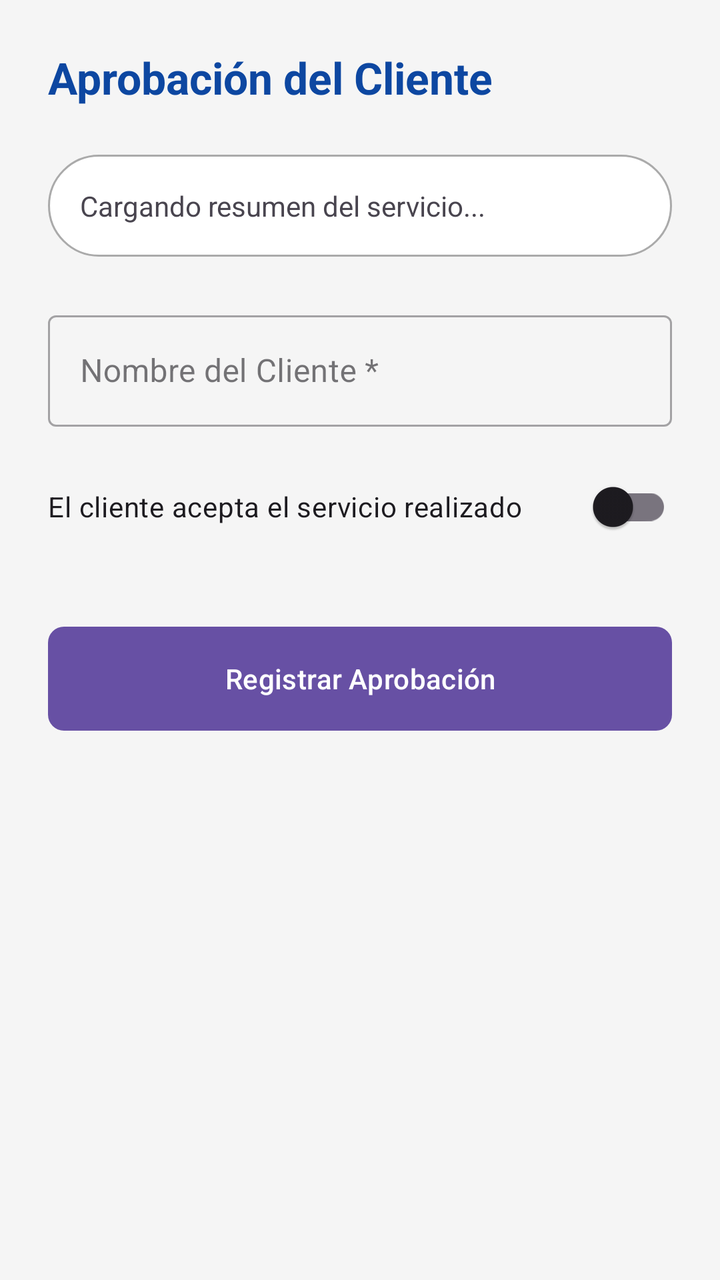
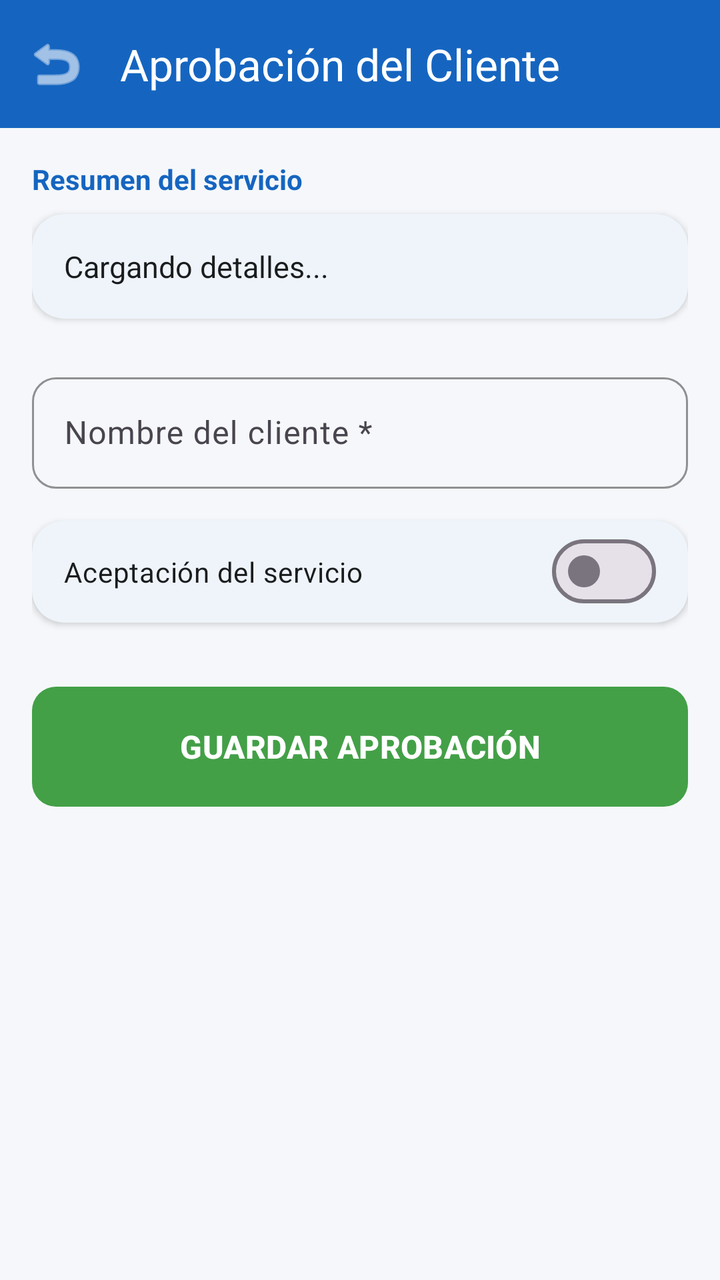

Two renders of the same Android screen: before a commit and after it. Below are the layout's source before the change and the commit's diff.
<!-- AndroidManifest.xml: application theme Theme.ClimaTrack -->
<!-- res/layout/activity_approval.xml -->
<?xml version="1.0" encoding="utf-8"?>
<androidx.core.widget.NestedScrollView xmlns:android="http://schemas.android.com/apk/res/android"
    xmlns:app="http://schemas.android.com/apk/res-auto"
    android:layout_width="match_parent"
    android:layout_height="match_parent"
    android:background="@color/background">

    <LinearLayout
        android:layout_width="match_parent"
        android:layout_height="wrap_content"
        android:orientation="vertical"
        android:padding="24dp">

        <TextView
            android:layout_width="wrap_content"
            android:layout_height="wrap_content"
            android:text="Aprobación del Cliente"
            android:textColor="@color/primary"
            android:textSize="22sp"
            android:textStyle="bold" />

        <TextView
            android:id="@+id/tvSummary"
            android:layout_width="match_parent"
            android:layout_height="wrap_content"
            android:layout_marginTop="24dp"
            android:background="@drawable/bg_search"
            android:padding="16dp"
            android:text="Cargando resumen del servicio..." />

        <com.google.android.material.textfield.TextInputLayout
            style="@style/Widget.MaterialComponents.TextInputLayout.OutlinedBox"
            android:layout_width="match_parent"
            android:layout_height="wrap_content"
            android:layout_marginTop="24dp"
            android:hint="Nombre del Cliente *">
            <com.google.android.material.textfield.TextInputEditText
                android:id="@+id/etClientName"
                android:layout_width="match_parent"
                android:layout_height="wrap_content" />
        </com.google.android.material.textfield.TextInputLayout>

        <com.google.android.material.switchmaterial.SwitchMaterial
            android:id="@+id/swAccept"
            android:layout_width="match_parent"
            android:layout_height="wrap_content"
            android:layout_marginTop="16dp"
            android:text="El cliente acepta el servicio realizado" />

        <com.google.android.material.button.MaterialButton
            android:id="@+id/btnSaveApproval"
            android:layout_width="match_parent"
            android:layout_height="60dp"
            android:layout_marginTop="32dp"
            android:text="Registrar Aprobación"
            app:cornerRadius="8dp" />

    </LinearLayout>
</androidx.core.widget.NestedScrollView>
<!-- resources referenced by this layout -->
<resources>
  <color name="background">#F5F5F5</color>
  <color name="primary">#0D47A1</color>
  <!-- drawable bg_search (drawable) -->
  <?xml version="1.0" encoding="utf-8"?>
  <shape xmlns:android="http://schemas.android.com/apk/res/android">
      <solid android:color="@color/white" />
      <corners android:radius="25dp" />
      <stroke android:width="1dp" android:color="@android:color/darker_gray" />
  </shape>
  <style name="Theme.ClimaTrack" parent="Base.Theme.ClimaTrack" />
  <color name="white">#FFFFFFFF</color>
  <style name="Base.Theme.ClimaTrack" parent="Theme.Material3.DayNight.NoActionBar">
          
          
      </style>
</resources>

<!-- the commit's change to res/layout/activity_approval.xml (unified diff, before → after) -->
@@ -1,59 +1,98 @@
 <?xml version="1.0" encoding="utf-8"?>
-<androidx.core.widget.NestedScrollView xmlns:android="http://schemas.android.com/apk/res/android"
+<androidx.coordinatorlayout.widget.CoordinatorLayout xmlns:android="http://schemas.android.com/apk/res/android"
     xmlns:app="http://schemas.android.com/apk/res-auto"
     android:layout_width="match_parent"
     android:layout_height="match_parent"
-    android:background="@color/background">
+    android:background="@color/md_theme_light_background">
 
-    <LinearLayout
+    <com.google.android.material.appbar.AppBarLayout
         android:layout_width="match_parent"
         android:layout_height="wrap_content"
-        android:orientation="vertical"
-        android:padding="24dp">
+        android:background="@color/md_theme_light_primary">
 
-        <TextView
-            android:layout_width="wrap_content"
-            android:layout_height="wrap_content"
-            android:text="Aprobación del Cliente"
-            android:textColor="@color/primary"
-            android:textSize="22sp"
-            android:textStyle="bold" />
+        <com.google.android.material.appbar.MaterialToolbar
+            android:id="@+id/toolbar"
+            android:layout_width="match_parent"
+            android:layout_height="?attr/actionBarSize"
+            app:title="Aprobación del Cliente"
+            app:titleTextColor="@color/white"
+            app:navigationIcon="@android:drawable/ic_menu_revert"
+            app:navigationIconTint="@color/white" />
 
-        <TextView
-            android:id="@+id/tvSummary"
+    </com.google.android.material.appbar.AppBarLayout>
+
+    <androidx.core.widget.NestedScrollView
+        android:layout_width="match_parent"
+        android:layout_height="match_parent"
+        app:layout_behavior="@string/appbar_scrolling_view_behavior">
+
+        <LinearLayout
             android:layout_width="match_parent"
             android:layout_height="wrap_content"
-            android:layout_marginTop="24dp"
-            android:background="@drawable/bg_search"
-            android:padding="16dp"
-            android:text="Cargando resumen del servicio..." />
+            android:orientation="vertical"
+            android:padding="16dp">
 
-        <com.google.android.material.textfield.TextInputLayout
-            style="@style/Widget.MaterialComponents.TextInputLayout.OutlinedBox"
-            android:layout_width="match_parent"
-            android:layout_height="wrap_content"
-            android:layout_marginTop="24dp"
-            android:hint="Nombre del Cliente *">
-            <com.google.android.material.textfield.TextInputEditText
-                android:id="@+id/etClientName"
+            <TextView
+                android:layout_width="wrap_content"
+                android:layout_height="wrap_content"
+                android:text="@string/service_summary"
+                android:textColor="@color/md_theme_light_primary"
+                android:textStyle="bold" />
+
+            <com.google.android.material.card.MaterialCardView
                 android:layout_width="match_parent"
-                android:layout_height="wrap_content" />
-        </com.google.android.material.textfield.TextInputLayout>
+                android:layout_height="wrap_content"
+                android:layout_marginTop="8dp"
+                app:cardBackgroundColor="@color/white">
 
-        <com.google.android.material.switchmaterial.SwitchMaterial
-            android:id="@+id/swAccept"
-            android:layout_width="match_parent"
-            android:layout_height="wrap_content"
-            android:layout_marginTop="16dp"
-            android:text="El cliente acepta el servicio realizado" />
+                <TextView
+                    android:id="@+id/tvSummary"
+                    android:layout_width="match_parent"
+                    android:layout_height="wrap_content"
+                    android:padding="16dp"
+                    android:text="Cargando detalles..."
+                    android:textColor="@color/md_theme_light_onBackground"
+                    android:textSize="15sp" />
+            </com.google.android.material.card.MaterialCardView>
 
-        <com.google.android.material.button.MaterialButton
-            android:id="@+id/btnSaveApproval"
-            android:layout_width="match_parent"
-            android:layout_height="60dp"
-            android:layout_marginTop="32dp"
-            android:text="Registrar Aprobación"
-            app:cornerRadius="8dp" />
+            <com.google.android.material.textfield.TextInputLayout
+                android:layout_width="match_parent"
+                android:layout_height="wrap_content"
+                android:layout_marginTop="24dp"
+                android:hint="@string/client_name_label">
+                <com.google.android.material.textfield.TextInputEditText
+                    android:id="@+id/etClientName"
+                    android:layout_width="match_parent"
+                    android:layout_height="wrap_content" />
+            </com.google.android.material.textfield.TextInputLayout>
 
-    </LinearLayout>
-</androidx.core.widget.NestedScrollView>
+            <com.google.android.material.card.MaterialCardView
+                android:layout_width="match_parent"
+                android:layout_height="wrap_content"
+                android:layout_marginTop="16dp"
+                app:cardBackgroundColor="@color/white">
+
+                <com.google.android.material.materialswitch.MaterialSwitch
+                    android:id="@+id/swAccept"
+                    android:layout_width="match_parent"
+                    android:layout_height="wrap_content"
+                    android:padding="16dp"
+                    android:text="@string/client_accept_label"
+                    android:textColor="@color/md_theme_light_onBackground" />
+            </com.google.android.material.card.MaterialCardView>
+
+            <com.google.android.material.button.MaterialButton
+                android:id="@+id/btnSaveApproval"
+                android:layout_width="match_parent"
+                android:layout_height="60dp"
+                android:layout_marginTop="32dp"
+                android:layout_marginBottom="32dp"
+                android:text="GUARDAR APROBACIÓN"
+                android:textSize="16sp"
+                android:textStyle="bold"
+                app:backgroundTint="@color/status_finished" />
+
+        </LinearLayout>
+    </androidx.core.widget.NestedScrollView>
+
+</androidx.coordinatorlayout.widget.CoordinatorLayout>
<!-- resource entries referenced after the edit -->
@@ -1,19 +1,56 @@
 <!-- resources referenced by this layout -->
 <resources>
-  <color name="background">#F5F5F5</color>
-  <color name="primary">#0D47A1</color>
-  <!-- drawable bg_search (drawable) -->
-  <?xml version="1.0" encoding="utf-8"?>
-  <shape xmlns:android="http://schemas.android.com/apk/res/android">
-      <solid android:color="@color/white" />
-      <corners android:radius="25dp" />
-      <stroke android:width="1dp" android:color="@android:color/darker_gray" />
-  </shape>
+  <color name="md_theme_light_background">#F5F7FA</color>
+  <color name="md_theme_light_onBackground">#1A1C1E</color>
+  <color name="md_theme_light_primary">#1565C0</color>
+  <color name="status_finished">#43A047</color>
   <style name="Theme.ClimaTrack" parent="Base.Theme.ClimaTrack" />
   <color name="white">#FFFFFFFF</color>
+  <string name="client_accept_label">Aceptación del servicio</string>
+  <string name="client_name_label">Nombre del cliente *</string>
+  <string name="service_summary">Resumen del servicio</string>
   <style name="Base.Theme.ClimaTrack" parent="Theme.Material3.DayNight.NoActionBar">
           
+          <item name="colorPrimary">@color/md_theme_light_primary</item>
+          <item name="colorOnPrimary">@color/md_theme_light_onPrimary</item>
+          <item name="colorPrimaryContainer">@color/md_theme_light_primaryContainer</item>
+          <item name="colorOnPrimaryContainer">@color/md_theme_light_onPrimaryContainer</item>
+  
+          <item name="colorSecondary">@color/md_theme_light_secondary</item>
+          <item name="colorOnSecondary">@color/md_theme_light_onSecondary</item>
+  
+          <item name="android:windowBackground">@color/md_theme_light_background</item>
+          <item name="colorSurface">@color/md_theme_light_surface</item>
+          <item name="colorOnSurface">@color/md_theme_light_onSurface</item>
+  
           
+          <item name="materialCardViewStyle">@style/Widget.ClimaTrack.CardView</item>
+          <item name="materialButtonStyle">@style/Widget.ClimaTrack.Button</item>
+          <item name="textInputStyle">@style/Widget.ClimaTrack.TextInputLayout</item>
+      </style>
+  <color name="md_theme_light_onPrimary">#FFFFFF</color>
+  <color name="md_theme_light_primaryContainer">#E3F2FD</color>
+  <color name="md_theme_light_onPrimaryContainer">#001B3D</color>
+  <color name="md_theme_light_secondary">#455A64</color>
+  <color name="md_theme_light_onSecondary">#FFFFFF</color>
+  <color name="md_theme_light_surface">#FFFFFF</color>
+  <color name="md_theme_light_onSurface">#1A1C1E</color>
+  <style name="Widget.ClimaTrack.CardView" parent="Widget.Material3.CardView.Elevated">
+          <item name="cardCornerRadius">16dp</item>
+          <item name="cardElevation">2dp</item>
+          <item name="android:layout_margin">8dp</item>
+      </style>
+  <style name="Widget.ClimaTrack.Button" parent="Widget.Material3.Button">
+          <item name="cornerRadius">12dp</item>
+          <item name="android:insetTop">0dp</item>
+          <item name="android:insetBottom">0dp</item>
+      </style>
+  <style name="Widget.ClimaTrack.TextInputLayout" parent="Widget.Material3.TextInputLayout.OutlinedBox">
+          <item name="boxCornerRadiusTopStart">12dp</item>
+          <item name="boxCornerRadiusTopEnd">12dp</item>
+          <item name="boxCornerRadiusBottomStart">12dp</item>
+          <item name="boxCornerRadiusBottomEnd">12dp</item>
+          <item name="boxStrokeColor">@color/md_theme_light_primary</item>
       </style>
 </resources>
 
